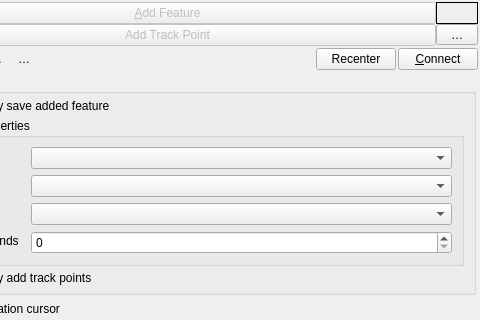
This is src/ui/qgsgpsinformationwidgetbase.ui in qgis/QGIS as Qt 5 draws it before an edit; both pictures show x 103 to 583 and y 0 to 320 of the 583 by 837 pixel window. The edited form follows.
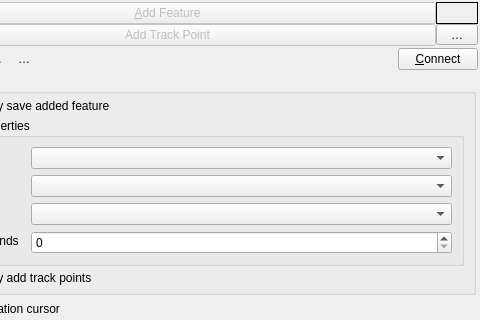
This is the edited form. Icons and pictures are not drawn. Custom widgets are drawn as their Qt base class.

What changed in the file:
```diff
--- a/src/ui/qgsgpsinformationwidgetbase.ui
+++ b/src/ui/qgsgpsinformationwidgetbase.ui
@@ -967,22 +967,6 @@
        </property>
       </spacer>
      </item>
-     <item>
-      <widget class="QPushButton" name="mRecenterButton">
-       <property name="sizePolicy">
-        <sizepolicy hsizetype="Minimum" vsizetype="Fixed">
-         <horstretch>0</horstretch>
-         <verstretch>0</verstretch>
-        </sizepolicy>
-       </property>
-       <property name="text">
-        <string>Recenter</string>
-       </property>
-       <property name="checkable">
-        <bool>false</bool>
-       </property>
-      </widget>
-     </item>
      <item>
       <widget class="QPushButton" name="mConnectButton">
        <property name="sizePolicy">
```
Left out of the diff: 1 changed line with no effect on the pictures.
